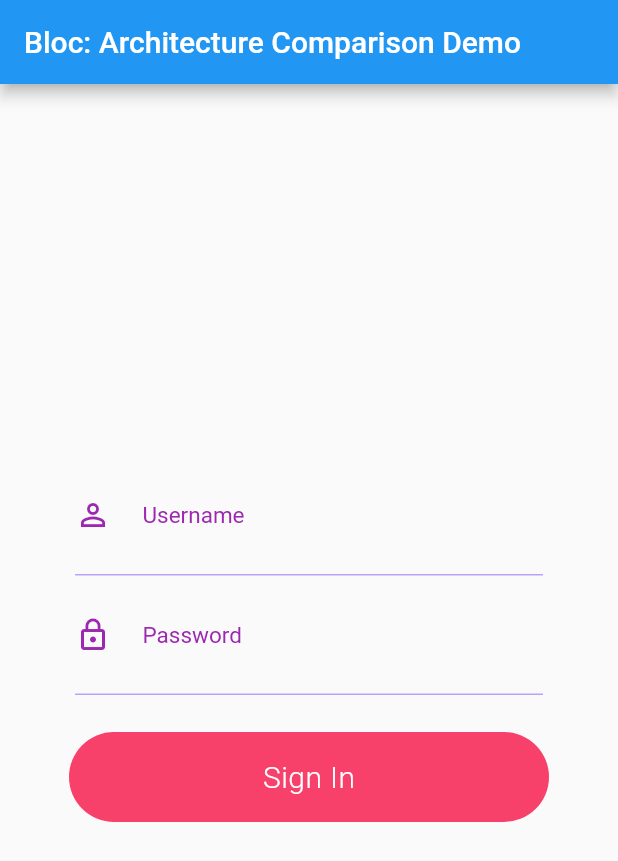
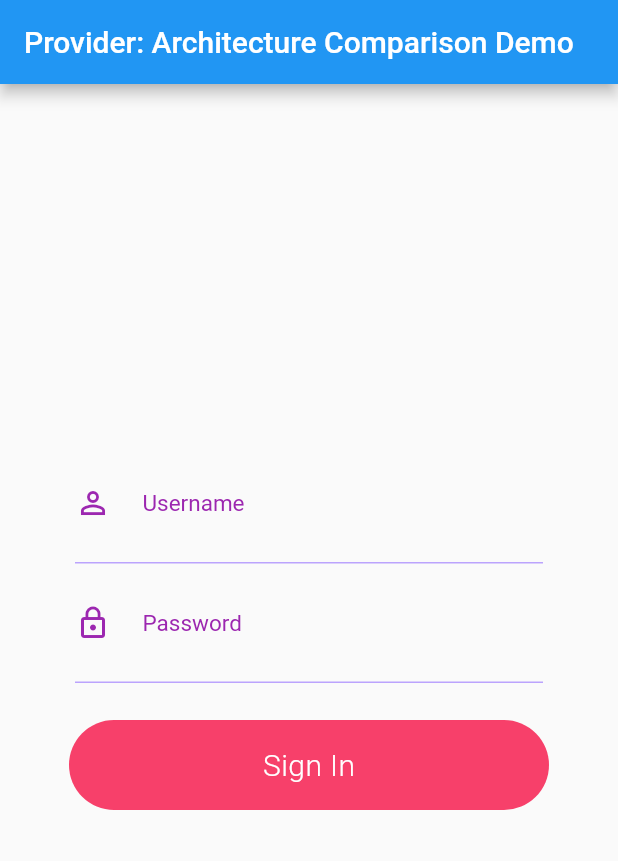
Before and after one commit to kosiara/bloc-vs-pprov-vs-redux, a Flutter app: the screen it shows after launch, on a phone screen of 412 x 824 dp. Shown: the top 861 px of the screen. Run offline on Flutter 3.47's test engine with Material 2 defaults, Android fonts, the phone set to English and light mode, and no system bars; our stand-ins replace flutter_redux, redux, rxdart.

Commit message:
app & main -> comments

```diff
--- a/flutter_arch/lib/app.dart
+++ b/flutter_arch/lib/app.dart
@@ -1,21 +1,30 @@
 import 'package:flutter/material.dart';
+import 'package:flutter_arch/arch/provider_examp.dart';
 import 'package:flutter_arch/arch/bloc/bloc_examp.dart';
+import 'package:flutter_arch/arch/redux/page/page_redux.dart';
 import 'package:flutter_arch/arch/redux/middleware/store_login_middleware.dart';
 import 'package:flutter_arch/arch/redux/model/app_state.dart';
-import 'package:flutter_arch/arch/redux/page/page_redux.dart';
 import 'package:flutter_arch/arch/redux/reducer/reducer_app_state.dart';
 import 'package:flutter_redux/flutter_redux.dart';
 import 'package:redux/redux.dart';
 
+///
+/// Uncomment
+/// a) 'ProviderExamplePage'
+/// b) 'BlocExamplePage'
+/// c) 'ProviderExamplePage'
+///
+/// to showcase specific architecture example
+///
 class ArchApp extends StatelessWidget {
-  // Needed ONLY for REDUX example
+
+  // 'store' is used ONLY in REDUX sample
   final store = Store<AppState>(
     appReducer,
     initialState: AppState.noLoggedUser(),
     middleware: createStoreLoginMiddleware(),
   );
 
-  // This widget is the root of your application.
   @override
   Widget build(BuildContext context) {
     return StoreProvider(
@@ -26,8 +35,8 @@ class ArchApp extends StatelessWidget {
           primarySwatch: Colors.blue,
         ),
         home:
-            //ProviderExamplePage(title: 'Provider: Architecture Comparison Demo'),
-            BlocExamplePage(title: 'Bloc: Architecture Comparison Demo'),
+            ProviderExamplePage(title: 'Provider: Architecture Comparison Demo'),
+            //BlocExamplePage(title: 'Bloc: Architecture Comparison Demo'),
             //ReduxExamplePage(title: 'Redux: Architecture Comparison Demo'),
       ),
     );
--- a/flutter_arch/lib/common/widget/widget_container_form.dart
+++ b/flutter_arch/lib/common/widget/widget_container_form.dart
@@ -1,6 +1,12 @@
 import 'package:flutter/material.dart';
 
+//
+// This widget is open-source and was taken from flutterawesome
+//
 // source: https://flutterawesome.com/a-new-open-source-flutter-login-home-animation/
+//         https://github.com/GeekyAnts/flutter-login-home-animation
+// license: Apache License, Version 2.0
+//
 class FormContainer extends StatelessWidget {
   final TextEditingController userTxtController;
   final TextEditingController passTxtController;
--- a/flutter_arch/lib/common/widget/widget_form_login.dart
+++ b/flutter_arch/lib/common/widget/widget_form_login.dart
@@ -4,7 +4,7 @@ import 'package:flutter_arch/common/widget/widget_signin_btn.dart';
 
 class LoginFormWidget extends StatefulWidget {
 
-  Function(String user, String password, BuildContext context) onSignIn;
+  final Function(String user, String password, BuildContext context) onSignIn;
 
   LoginFormWidget(this.onSignIn);
 
--- a/flutter_arch/lib/common/widget/widget_signin_btn.dart
+++ b/flutter_arch/lib/common/widget/widget_signin_btn.dart
@@ -1,10 +1,16 @@
 import 'package:flutter/material.dart';
 
+//
+// This widget is open-source and was taken from flutterawesome
+//
 // source: https://flutterawesome.com/a-new-open-source-flutter-login-home-animation/
+//         https://github.com/GeekyAnts/flutter-login-home-animation
+// license: Apache License, Version 2.0
+//
 class SignInButton extends StatelessWidget {
-  Function onSingInClickListener;
+  final Function onSingInClickListener;
 
-  SignInButton(Function this.onSingInClickListener);
+  SignInButton(this.onSingInClickListener);
   @override
   Widget build(BuildContext context) {
     return GestureDetector(
--- a/flutter_arch/lib/main.dart
+++ b/flutter_arch/lib/main.dart
@@ -1,4 +1,10 @@
 import 'package:flutter/material.dart';
 import 'package:flutter_arch/app.dart';
 
+///
+/// App showcases three main Flutter architectures
+/// a) package:provider
+/// b) BLoC
+/// c) Redux
+///
 void main() => runApp(ArchApp());
```
